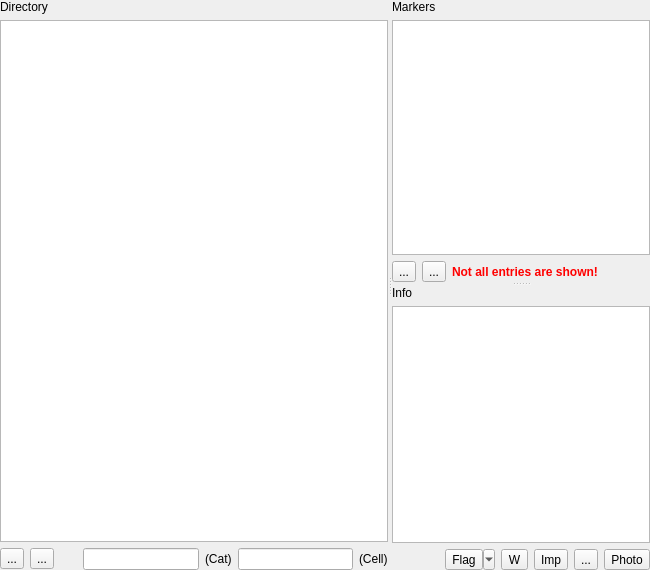
Above: src/laybasic/laybasic/MarkerBrowserPage.ui from KLayout/klayout before the change. Below: the same form after it.
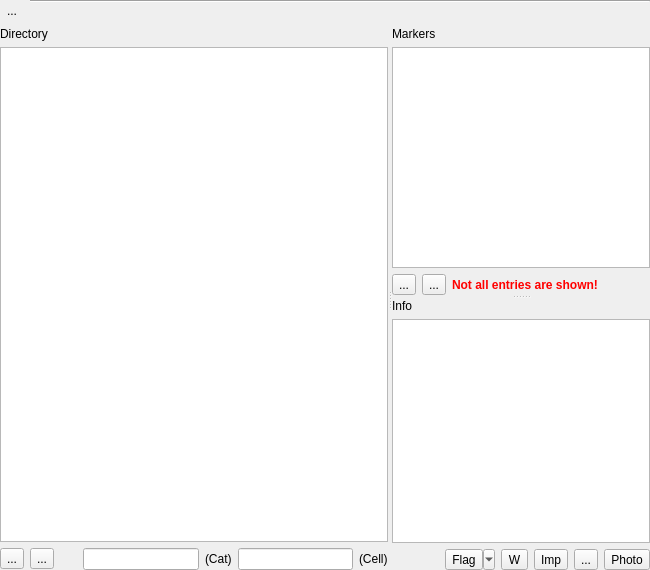
That is the form after the change. Icons and pictures are not drawn. Custom widgets are drawn as their Qt base class.

What changed in the file:
```diff
--- a/src/laybasic/laybasic/MarkerBrowserPage.ui
+++ b/src/laybasic/laybasic/MarkerBrowserPage.ui
@@ -13,7 +13,7 @@
   <property name="windowTitle">
    <string>Form</string>
   </property>
-  <layout class="QHBoxLayout">
+  <layout class="QVBoxLayout" name="verticalLayout">
    <property name="spacing">
     <number>6</number>
    </property>
@@ -29,6 +29,73 @@
    <property name="bottomMargin">
     <number>0</number>
    </property>
+   <item>
+    <widget class="QFrame" name="frame_5">
+     <property name="sizePolicy">
+      <sizepolicy hsizetype="Preferred" vsizetype="Fixed">
+       <horstretch>0</horstretch>
+       <verstretch>0</verstretch>
+      </sizepolicy>
+     </property>
+     <property name="frameShape">
+      <enum>QFrame::NoFrame</enum>
+     </property>
+     <property name="frameShadow">
+      <enum>QFrame::Raised</enum>
+     </property>
+     <layout class="QGridLayout" name="gridLayout">
+      <property name="leftMargin">
+       <number>0</number>
+      </property>
+      <property name="topMargin">
+       <number>0</number>
+      </property>
+      <property name="rightMargin">
+       <number>0</number>
+      </property>
+      <property name="bottomMargin">
+       <number>0</number>
+      </property>
+      <item row="0" column="0" rowspan="3">
+       <widget class="QToolButton" name="rerun_button">
+        <property name="text">
+         <string>...</string>
+        </property>
+        <property name="icon">
+         <iconset resource="../../lay/lay/layResources.qrc">
+          <normaloff>:/run.png</normaloff>:/run.png</iconset>
+        </property>
+        <property name="shortcut">
+         <string>F5</string>
+        </property>
+        <property name="autoRaise">
+         <bool>true</bool>
+        </property>
+       </widget>
+      </item>
+      <item row="1" column="1">
+       <spacer name="verticalSpacer">
+        <property name="orientation">
+         <enum>Qt::Vertical</enum>
+        </property>
+        <property name="sizeHint" stdset="0">
+         <size>
+          <width>20</width>
+          <height>11</height>
+         </size>
+        </property>
+       </spacer>
+      </item>
+      <item row="0" column="1">
+       <widget class="Line" name="line_2">
+        <property name="orientation">
+         <enum>Qt::Horizontal</enum>
+        </property>
+       </widget>
+      </item>
+     </layout>
+    </widget>
+   </item>
    <item>
     <widget class="QSplitter" name="splitter_2">
      <property name="orientation">
@@ -63,69 +130,6 @@
        <property name="spacing">
         <number>6</number>
        </property>
-       <item row="2" column="1">
-        <widget class="QToolButton" name="dir_down_pb">
-         <property name="text">
-          <string>...</string>
-         </property>
-         <property name="icon">
-          <iconset resource="../../lay/lay/layResources.qrc">
-           <normaloff>:/down.png</normaloff>:/down.png</iconset>
-         </property>
-        </widget>
-       </item>
-       <item row="2" column="0">
-        <widget class="QToolButton" name="dir_up_pb">
-         <property name="text">
-          <string>...</string>
-         </property>
-         <property name="icon">
-          <iconset resource="../../lay/lay/layResources.qrc">
-           <normaloff>:/up.png</normaloff>:/up.png</iconset>
-         </property>
-        </widget>
-       </item>
-       <item row="1" column="0" colspan="4">
-        <widget class="QTreeView" name="directory_tree">
-         <property name="sizePolicy">
-          <sizepolicy hsizetype="Expanding" vsizetype="Expanding">
-           <horstretch>0</horstretch>
-           <verstretch>0</verstretch>
-          </sizepolicy>
-         </property>
-         <property name="baseSize">
-          <size>
-           <width>0</width>
-           <height>4</height>
-          </size>
-         </property>
-         <property name="contextMenuPolicy">
-          <enum>Qt::ActionsContextMenu</enum>
-         </property>
-         <property name="selectionMode">
-          <enum>QAbstractItemView::ExtendedSelection</enum>
-         </property>
-         <property name="selectionBehavior">
-          <enum>QAbstractItemView::SelectRows</enum>
-         </property>
-         <property name="uniformRowHeights">
-          <bool>true</bool>
-         </property>
-         <property name="sortingEnabled">
-          <bool>true</bool>
-         </property>
-         <property name="allColumnsShowFocus">
-          <bool>true</bool>
-         </property>
-        </widget>
-       </item>
-       <item row="0" column="0" colspan="4">
-        <widget class="QLabel" name="label">
-         <property name="text">
-          <string>Directory</string>
-         </property>
-        </widget>
-       </item>
        <item row="2" column="2" colspan="2">
         <widget class="QFrame" name="frame_2">
          <property name="sizePolicy">
@@ -237,6 +241,69 @@
          </layout>
         </widget>
        </item>
+       <item row="2" column="1">
+        <widget class="QToolButton" name="dir_down_pb">
+         <property name="text">
+          <string>...</string>
+         </property>
+         <property name="icon">
+          <iconset resource="../../lay/lay/layResources.qrc">
+           <normaloff>:/down.png</normaloff>:/down.png</iconset>
+         </property>
+        </widget>
+       </item>
+       <item row="2" column="0">
+        <widget class="QToolButton" name="dir_up_pb">
+         <property name="text">
+          <string>...</string>
+         </property>
+         <property name="icon">
+          <iconset resource="../../lay/lay/layResources.qrc">
+           <normaloff>:/up.png</normaloff>:/up.png</iconset>
+         </property>
+        </widget>
+       </item>
+       <item row="1" column="0" colspan="4">
+        <widget class="QTreeView" name="directory_tree">
+         <property name="sizePolicy">
+          <sizepolicy hsizetype="Expanding" vsizetype="Expanding">
+           <horstretch>0</horstretch>
+           <verstretch>0</verstretch>
+          </sizepolicy>
+         </property>
+         <property name="baseSize">
+          <size>
+           <width>0</width>
+           <height>4</height>
+          </size>
+         </property>
+         <property name="contextMenuPolicy">
+          <enum>Qt::ActionsContextMenu</enum>
+         </property>
+         <property name="selectionMode">
+          <enum>QAbstractItemView::ExtendedSelection</enum>
+         </property>
+         <property name="selectionBehavior">
+          <enum>QAbstractItemView::SelectRows</enum>
+         </property>
+         <property name="uniformRowHeights">
+          <bool>true</bool>
+         </property>
+         <property name="sortingEnabled">
+          <bool>true</bool>
+         </property>
+         <property name="allColumnsShowFocus">
+          <bool>true</bool>
+         </property>
+        </widget>
+       </item>
+       <item row="0" column="0" colspan="4">
+        <widget class="QLabel" name="label">
+         <property name="text">
+          <string>Directory</string>
+         </property>
+        </widget>
+       </item>
       </layout>
      </widget>
      <widget class="QSplitter" name="splitter">
```
